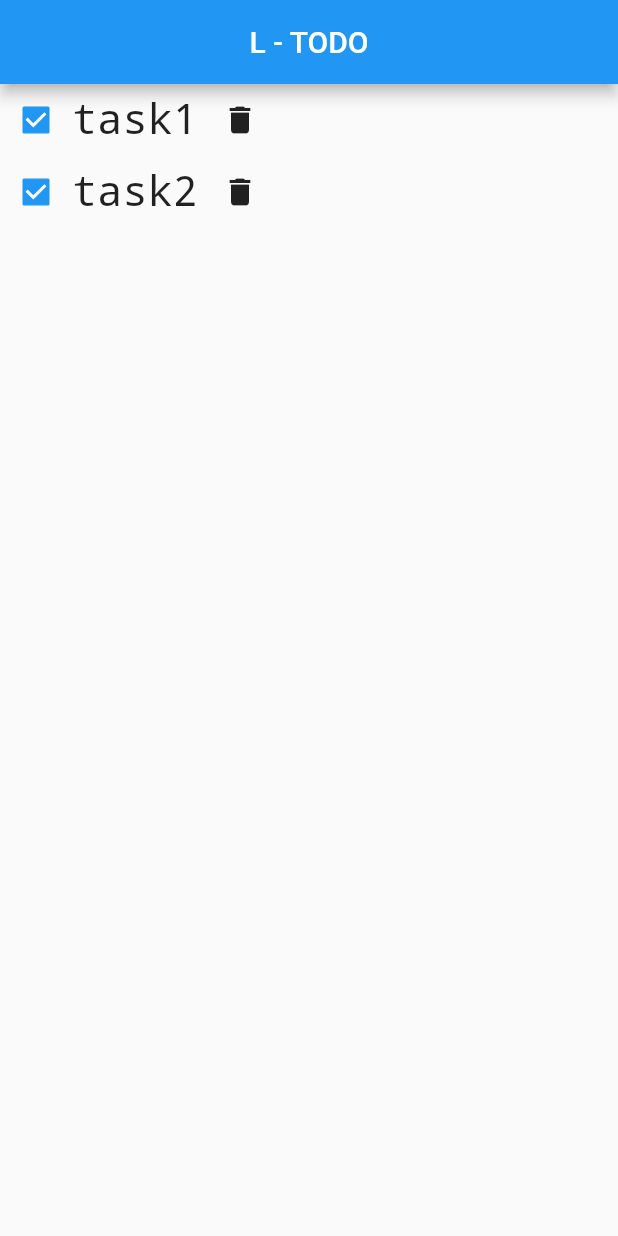
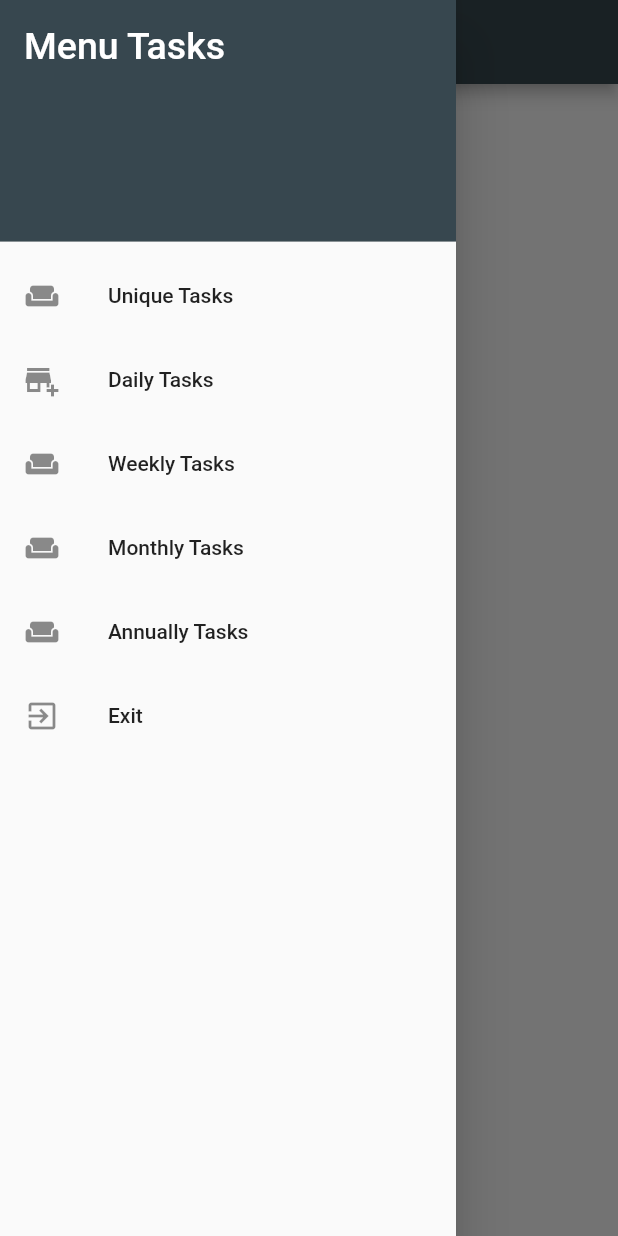
Before and after one commit to leonardosabino/L-TODO, a Flutter app: the screen it shows after launch, with the side drawer open (before the commit the screen has no drawer), on a phone screen of 412 x 824 dp. Run offline on Flutter 3.47's test engine with Material 2 defaults, Android fonts, the phone set to English and light mode, and no system bars; Roboto replaces fonts that are missing (Georgia).

Commit message:
feature(nav-drawer): Add nav drawer and custom theme

```diff
--- /dev/null
+++ b/lib/home/component/nav-drawer.component.dart
@@ -0,0 +1,51 @@
+import 'package:flutter/material.dart';
+
+class NavDrawer extends StatelessWidget {
+  @override
+  Widget build(BuildContext context) {
+    return Drawer(
+      child: ListView(
+        padding: EdgeInsets.zero,
+        children: <Widget>[
+          DrawerHeader(
+            child: Text(
+              'Menu Tasks',
+              style: TextStyle(color: Colors.white, fontSize: 25),
+            ),
+            decoration: BoxDecoration(color: Colors.blueGrey[800]),
+          ),
+          ListTile(
+            leading: Icon(Icons.weekend),
+            title: Text('Unique Tasks'),
+            onTap: () => {Navigator.of(context).pop()},
+          ),
+          ListTile(
+            leading: Icon(Icons.add_business),
+            title: Text('Daily Tasks'),
+            onTap: () => {Navigator.of(context).pop()},
+          ),
+          ListTile(
+            leading: Icon(Icons.weekend),
+            title: Text('Weekly Tasks'),
+            onTap: () => {Navigator.of(context).pop()},
+          ),
+          ListTile(
+            leading: Icon(Icons.weekend),
+            title: Text('Monthly Tasks'),
+            onTap: () => {Navigator.of(context).pop()},
+          ),
+          ListTile(
+            leading: Icon(Icons.weekend),
+            title: Text('Annually Tasks'),
+            onTap: () => {Navigator.of(context).pop()},
+          ),
+          ListTile(
+            leading: Icon(Icons.exit_to_app),
+            title: Text('Exit'),
+            onTap: () => {Navigator.of(context).pop()},
+          ),
+        ],
+      ),
+    );
+  }
+}
--- a/lib/home/page/home.page.dart
+++ b/lib/home/page/home.page.dart
@@ -1,5 +1,6 @@
 import 'package:flutter/material.dart';
 import 'package:ltodo/home/component/task-list.component.dart';
+import 'package:ltodo/home/component/nav-drawer.component.dart';
 
 class HomePage extends StatefulWidget {
   @override
@@ -10,8 +11,25 @@ class _HomePageState extends State<HomePage> {
   @override
   Widget build(BuildContext context) {
     return MaterialApp(
+        theme: ThemeData(
+          // Define the default brightness and colors.
+          brightness: Brightness.light,
+          primaryColor: Colors.blueGrey[800],
+
+          // Define the default font family.
+          fontFamily: 'Georgia',
+
+          // Define the default TextTheme. Use this to specify the default
+          // text styling for headlines, titles, bodies of text, and more.
+          textTheme: TextTheme(
+            headline1: TextStyle(fontSize: 72.0, fontWeight: FontWeight.bold),
+            headline6: TextStyle(fontSize: 36.0, fontStyle: FontStyle.italic),
+            bodyText2: TextStyle(fontSize: 14.0, fontFamily: 'Hind'),
+          ),
+        ),
         title: 'L - TODO',
         home: Scaffold(
+          drawer: NavDrawer(),
           appBar: AppBar(
             title: Text('L - TODO'),
             centerTitle: true,
```
